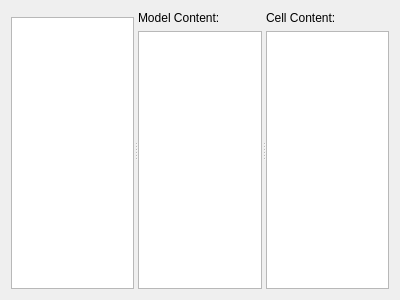
Before: the Qt Designer form core/tools/modelinspector/modelinspectorwidget.ui in netrunner-debian-kde-extras/gammaray, drawn with Qt 5.
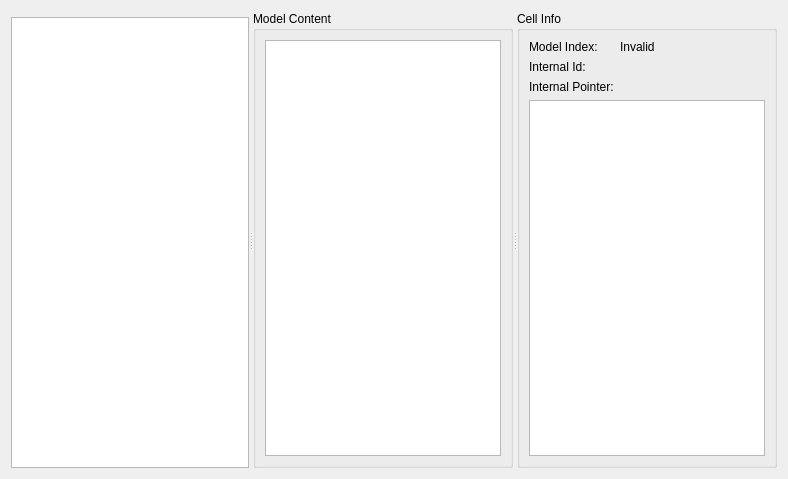
After: the same form once the commit is applied. Custom widgets are drawn as their Qt base class.

```diff
--- a/core/tools/modelinspector/modelinspectorwidget.ui
+++ b/core/tools/modelinspector/modelinspectorwidget.ui
@@ -6,13 +6,13 @@
    <rect>
     <x>0</x>
     <y>0</y>
-    <width>400</width>
-    <height>300</height>
+    <width>788</width>
+    <height>479</height>
    </rect>
   </property>
-       <layout class="QVBoxLayout" name="verticalLayout_14">
-        <item>
-         <widget class="QSplitter" name="splitter_5">
+  <layout class="QGridLayout" name="gridLayout_2">
+   <item row="0" column="0">
+    <widget class="QSplitter" name="splitter">
           <property name="orientation">
            <enum>Qt::Horizontal</enum>
           </property>
@@ -33,28 +33,66 @@
             </item>
            </layout>
           </widget>
-          <widget class="QWidget" name="layoutWidget_4">
-           <layout class="QVBoxLayout" name="verticalLayout_12">
-            <item>
-             <widget class="QLabel" name="label">
-              <property name="text">
-               <string>Model Content:</string>
-              </property>
-             </widget>
-            </item>
-            <item>
+     <widget class="QGroupBox" name="groupBox_2">
+      <property name="title">
+       <string>Model Content</string>
+      </property>
+      <layout class="QGridLayout" name="gridLayout">
+       <item row="0" column="0">
              <widget class="QTreeView" name="modelContentView"/>
             </item>
            </layout>
           </widget>
-          <widget class="QWidget" name="layoutWidget_5">
-           <layout class="QVBoxLayout" name="verticalLayout_13">
+     <widget class="QGroupBox" name="groupBox">
+      <property name="title">
+       <string>Cell Info</string>
+      </property>
+      <layout class="QVBoxLayout" name="verticalLayout">
             <item>
-             <widget class="QLabel" name="label_2">
+        <layout class="QFormLayout" name="formLayout_2">
+         <item row="0" column="0">
+          <widget class="QLabel" name="label_8">
               <property name="text">
-               <string>Cell Content:</string>
-              </property>
-             </widget>
+            <string>Model Index:</string>
+           </property>
+          </widget>
+         </item>
+         <item row="0" column="1">
+          <widget class="QLabel" name="indexLabel">
+           <property name="text">
+            <string>Invalid</string>
+           </property>
+          </widget>
+         </item>
+         <item row="1" column="0">
+          <widget class="QLabel" name="label_4">
+           <property name="text">
+            <string>Internal Id:</string>
+           </property>
+          </widget>
+         </item>
+         <item row="1" column="1">
+          <widget class="QLabel" name="internalIdLabel">
+           <property name="text">
+            <string/>
+           </property>
+          </widget>
+         </item>
+         <item row="2" column="0">
+          <widget class="QLabel" name="label_5">
+           <property name="text">
+            <string>Internal Pointer:</string>
+           </property>
+          </widget>
+         </item>
+         <item row="2" column="1">
+          <widget class="QLabel" name="internalPtrLabel">
+           <property name="text">
+            <string/>
+           </property>
+          </widget>
+         </item>
+        </layout>
             </item>
             <item>
              <widget class="QTreeView" name="modelCellView">
```
Left out of the diff: 4 changed lines with no effect on the pictures. Lines whose indentation alone changed are shown as unchanged.
